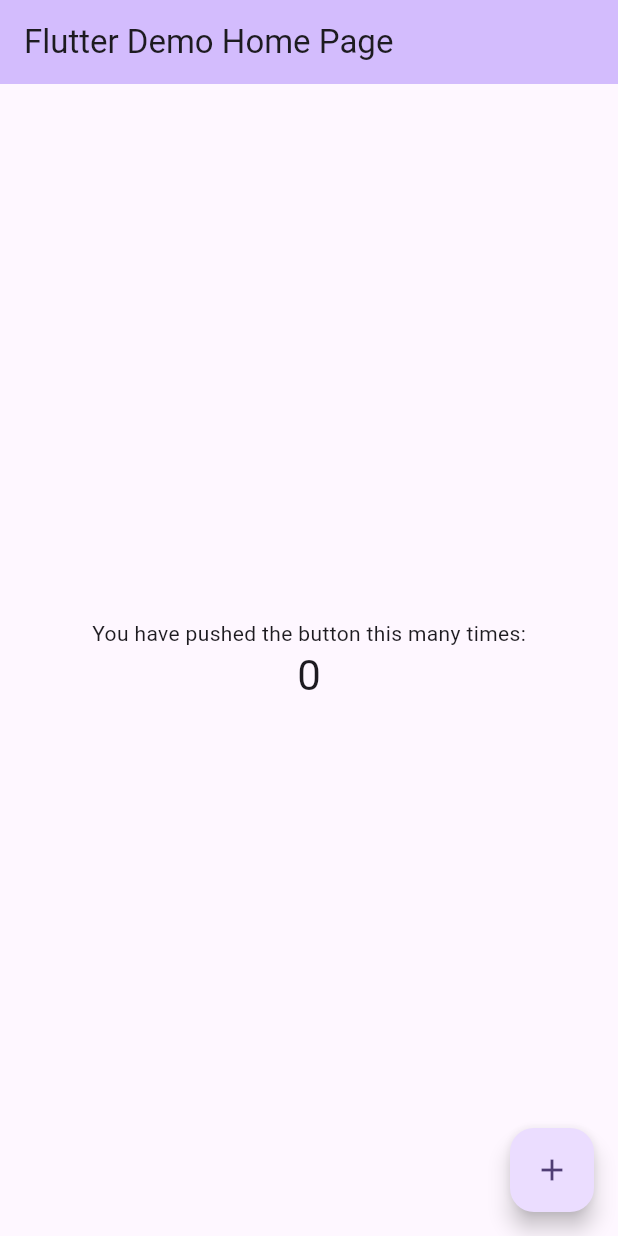
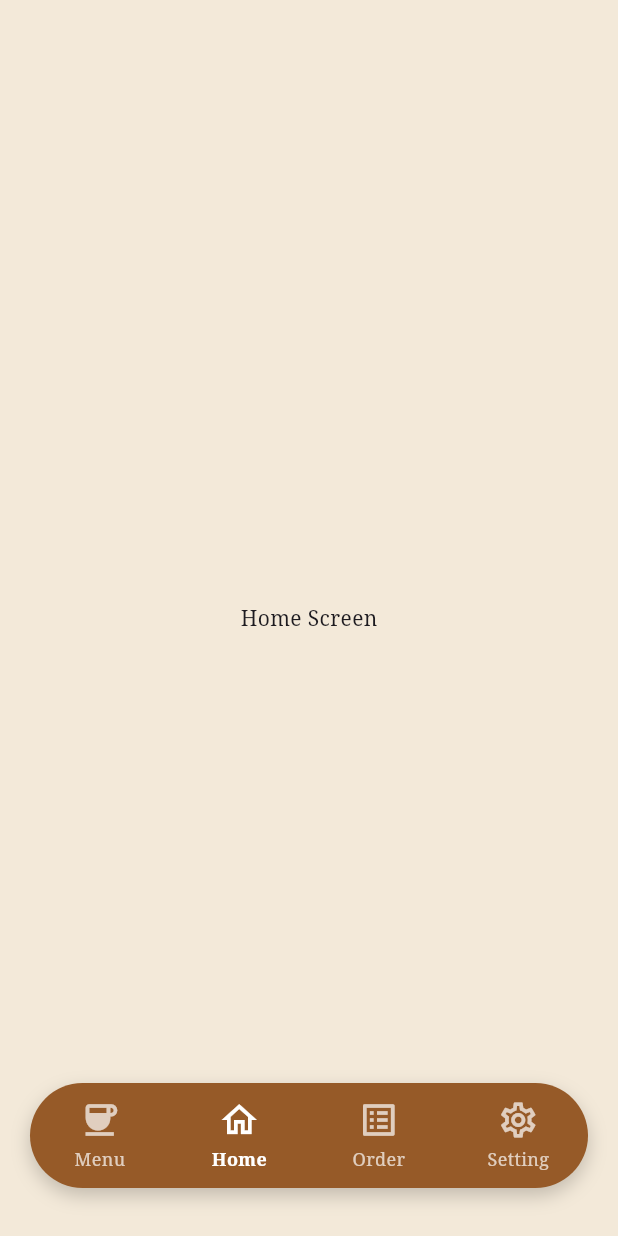
Before and after one commit to Faelayis/CMRU-Drink_Shop, a Flutter app: the screen it shows after launch, on a phone screen of 412 x 824 dp. Run offline on Flutter 3.47's test engine with Material 3 defaults, Android fonts, the phone set to English and light mode, and no system bars; network calls fail.

Commit message:
Add splash, main wrapper, and core screens

```diff
--- a/lib/main.dart
+++ b/lib/main.dart
@@ -1,122 +1,26 @@
 import 'package:flutter/material.dart';
+import 'screens/splash/splash_screen.dart'; // เรียกใช้หน้า Splash Screen
 
 void main() {
-  runApp(const MyApp());
+  runApp(const BrewlyApp());
 }
 
-class MyApp extends StatelessWidget {
-  const MyApp({super.key});
+class BrewlyApp extends StatelessWidget {
+  const BrewlyApp({super.key});
 
-  // This widget is the root of your application.
   @override
   Widget build(BuildContext context) {
     return MaterialApp(
-      title: 'Flutter Demo',
+      debugShowCheckedModeBanner: false,
+      title: 'Brewly Drink Shop',
       theme: ThemeData(
-        // This is the theme of your application.
-        //
-        // TRY THIS: Try running your application with "flutter run". You'll see
-        // the application has a purple toolbar. Then, without quitting the app,
-        // try changing the seedColor in the colorScheme below to Colors.green
-        // and then invoke "hot reload" (save your changes or press the "hot
-        // reload" button in a Flutter-supported IDE, or press "r" if you used
-        // the command line to start the app).
-        //
-        // Notice that the counter didn't reset back to zero; the application
-        // state is not lost during the reload. To reset the state, use hot
-        // restart instead.
-        //
-        // This works for code too, not just values: Most code changes can be
-        // tested with just a hot reload.
-        colorScheme: .fromSeed(seedColor: Colors.deepPurple),
+        fontFamily: 'Serif', // ตั้งค่าฟอนต์หลัก
+        scaffoldBackgroundColor: const Color(0xFFF3E9D9), // สีพื้นหลังครีม
+        primaryColor: const Color(0xFF965A28), // สีน้ำตาลหลัก
+        useMaterial3: true,
       ),
-      home: const MyHomePage(title: 'Flutter Demo Home Page'),
+      // กำหนดให้เริ่มทำงานที่หน้า SplashScreen เป็นหน้าแรก
+      home: const SplashScreen(),
     );
   }
 }
-
-class MyHomePage extends StatefulWidget {
-  const MyHomePage({super.key, required this.title});
-
-  // This widget is the home page of your application. It is stateful, meaning
-  // that it has a State object (defined below) that contains fields that affect
-  // how it looks.
-
-  // This class is the configuration for the state. It holds the values (in this
-  // case the title) provided by the parent (in this case the App widget) and
-  // used by the build method of the State. Fields in a Widget subclass are
-  // always marked "final".
-
-  final String title;
-
-  @override
-  State<MyHomePage> createState() => _MyHomePageState();
-}
-
-class _MyHomePageState extends State<MyHomePage> {
-  int _counter = 0;
-
-  void _incrementCounter() {
-    setState(() {
-      // This call to setState tells the Flutter framework that something has
-      // changed in this State, which causes it to rerun the build method below
-      // so that the display can reflect the updated values. If we changed
-      // _counter without calling setState(), then the build method would not be
-      // called again, and so nothing would appear to happen.
-      _counter++;
-    });
-  }
-
-  @override
-  Widget build(BuildContext context) {
-    // This method is rerun every time setState is called, for instance as done
-    // by the _incrementCounter method above.
-    //
-    // The Flutter framework has been optimized to make rerunning build methods
-    // fast, so that you can just rebuild anything that needs updating rather
-    // than having to individually change instances of widgets.
-    return Scaffold(
-      appBar: AppBar(
-        // TRY THIS: Try changing the color here to a specific color (to
-        // Colors.amber, perhaps?) and trigger a hot reload to see the AppBar
-        // change color while the other colors stay the same.
-        backgroundColor: Theme.of(context).colorScheme.inversePrimary,
-        // Here we take the value from the MyHomePage object that was created by
-        // the App.build method, and use it to set our appbar title.
-        title: Text(widget.title),
-      ),
-      body: Center(
-        // Center is a layout widget. It takes a single child and positions it
-        // in the middle of the parent.
-        child: Column(
-          // Column is also a layout widget. It takes a list of children and
-          // arranges them vertically. By default, it sizes itself to fit its
-          // children horizontally, and tries to be as tall as its parent.
-          //
-          // Column has various properties to control how it sizes itself and
-          // how it positions its children. Here we use mainAxisAlignment to
-          // center the children vertically; the main axis here is the vertical
-          // axis because Columns are vertical (the cross axis would be
-          // horizontal).
-          //
-          // TRY THIS: Invoke "debug painting" (choose the "Toggle Debug Paint"
-          // action in the IDE, or press "p" in the console), to see the
-          // wireframe for each widget.
-          mainAxisAlignment: .center,
-          children: [
-            const Text('You have pushed the button this many times:'),
-            Text(
-              '$_counter',
-              style: Theme.of(context).textTheme.headlineMedium,
-            ),
-          ],
-        ),
-      ),
-      floatingActionButton: FloatingActionButton(
-        onPressed: _incrementCounter,
-        tooltip: 'Increment',
-        child: const Icon(Icons.add),
-      ),
-    );
-  }
-}
--- /dev/null
+++ b/lib/screens/home/home_screen.dart
@@ -0,0 +1,20 @@
+import 'package:flutter/material.dart';
+
+class HomeScreen extends StatefulWidget {
+  const HomeScreen({super.key});
+
+  @override
+  State<HomeScreen> createState() => _HomeScreenState();
+}
+
+class _HomeScreenState extends State<HomeScreen> {
+  @override
+  Widget build(BuildContext context) {
+    return Scaffold(
+      backgroundColor: const Color(0xFFF3E9D9), // สีพื้นหลัง
+      body: const Center(
+        child: Text("Home Screen"),
+      ),
+    );
+  }
+}
--- /dev/null
+++ b/lib/screens/main_wrapper.dart
@@ -0,0 +1,123 @@
+import 'package:flutter/material.dart';
+import 'home/home_screen.dart';
+import 'setting/settings_screen.dart';
+import 'menu/menu_screen.dart'; // Import หน้า Menu
+import 'order/order_status_screen.dart'; // Import หน้า Order
+
+class MainWrapper extends StatefulWidget {
+  const MainWrapper({super.key});
+
+  @override
+  State<MainWrapper> createState() => _MainWrapperState();
+}
+
+class _MainWrapperState extends State<MainWrapper> {
+  int _selectedIndex = 1; // เริ่มต้นที่หน้า Home (Index 1)
+
+  // รายการหน้าจอครบทั้ง 4 หน้า
+  final List<Widget> _pages = [
+    const MenuScreen(), // Index 0: Menu
+    const HomeScreen(), // Index 1: Home
+    const OrderScreen(), // Index 2: Order
+    const SettingScreen(), // Index 3: Setting
+  ];
+
+  @override
+  Widget build(BuildContext context) {
+    return Scaffold(
+      // ใช้ Stack เพื่อให้ Bottom Bar ลอยอยู่เหนือเนื้อหา (Overlay)
+      body: Stack(
+        children: [
+          // Layer 1: เนื้อหาของแต่ละหน้า
+          _pages[_selectedIndex],
+
+          // Layer 2: Custom Bottom Navigation Bar
+          Positioned(
+            left: 20,
+            right: 20,
+            bottom: 20, // ระยะห่างจากขอบล่าง
+            child: SafeArea(
+              minimum: const EdgeInsets.only(bottom: 12),
+              child: Container(
+                height: 70,
+                decoration: BoxDecoration(
+                  color: const Color(0xFF965A28), // สีน้ำตาลเข้ม
+                  borderRadius: BorderRadius.circular(35), // ความโค้งมน
+                  boxShadow: [
+                    BoxShadow(
+                      color: Colors.black.withOpacity(0.2), // เงา
+                      blurRadius: 10,
+                      offset: const Offset(0, 5),
+                    ),
+                  ],
+                ),
+                child: Row(
+                  children: [
+                    Expanded(child: _buildNavItem(Icons.coffee, "Menu", 0)),
+                    Expanded(
+                      child: _buildNavItem(Icons.home_outlined, "Home", 1),
+                    ),
+                    Expanded(child: _buildNavItem(Icons.list_alt, "Order", 2)),
+                    Expanded(
+                      child: _buildNavItem(
+                        Icons.settings_outlined,
+                        "Setting",
+                        3,
+                      ),
+                    ),
+                  ],
+                ),
+              ),
+            ),
+          ),
+        ],
+      ),
+    );
+  }
+
+  // Widget สำหรับสร้างปุ่มแต่ละอันใน Navigation Bar
+  Widget _buildNavItem(IconData icon, String label, int index) {
+    bool isSelected = _selectedIndex == index;
+
+    return Semantics(
+      label: label,
+      button: true,
+      selected: isSelected,
+      child: Material(
+        color: Colors.transparent,
+        shape: RoundedRectangleBorder(borderRadius: BorderRadius.circular(35)),
+        clipBehavior: Clip.antiAlias,
+        child: InkWell(
+          onTap: () => setState(() => _selectedIndex = index),
+          splashColor: Colors.white24,
+          highlightColor: Colors.white10,
+          borderRadius: BorderRadius.circular(35),
+          child: SizedBox.expand(
+            child: Column(
+              mainAxisAlignment: MainAxisAlignment.center,
+              children: [
+                Icon(
+                  icon,
+                  // เปลี่ยนสีตามสถานะการเลือก
+                  color: isSelected ? Colors.white : Colors.white70,
+                  size: 28,
+                ),
+                const SizedBox(height: 4),
+                Text(
+                  label,
+                  style: TextStyle(
+                    color: isSelected ? Colors.white : Colors.white70,
+                    fontSize: 12,
+                    fontWeight: isSelected
+                        ? FontWeight.w600
+                        : FontWeight.normal,
+                  ),
+                ),
+              ],
+            ),
+          ),
+        ),
+      ),
+    );
+  }
+}
--- /dev/null
+++ b/lib/screens/menu/menu_screen.dart
@@ -0,0 +1 @@
+export '../product_detail/product_detail_screen.dart';
```
Also changed, not shown: lib/screens/order/order_status_screen.dart (added, +69 -0 lines), lib/screens/product_detail/product_detail_screen.dart (added, +52 -0 lines), lib/screens/setting/settings_screen.dart (added, +181 -0 lines), lib/screens/splash/splash_screen.dart (added, +158 -0 lines), lib/auth/admin/add_order/add_order.dart (added), lib/auth/admin/admin_screen.dart (added), lib/auth/login/login_screen.dart (added), lib/auth/register/register_screen.dart (added), lib/screens/setting/language/language_screen.dart (added).
